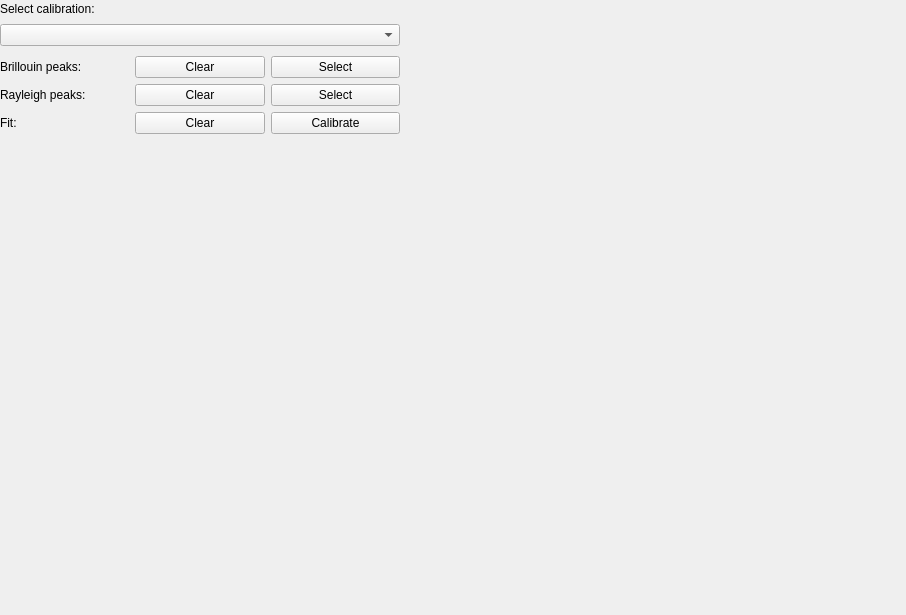
First picture: the form in bmicro/gui/calibration/calibration_view.ui, repository BrillouinMicroscopy/BMicro, before the edit.
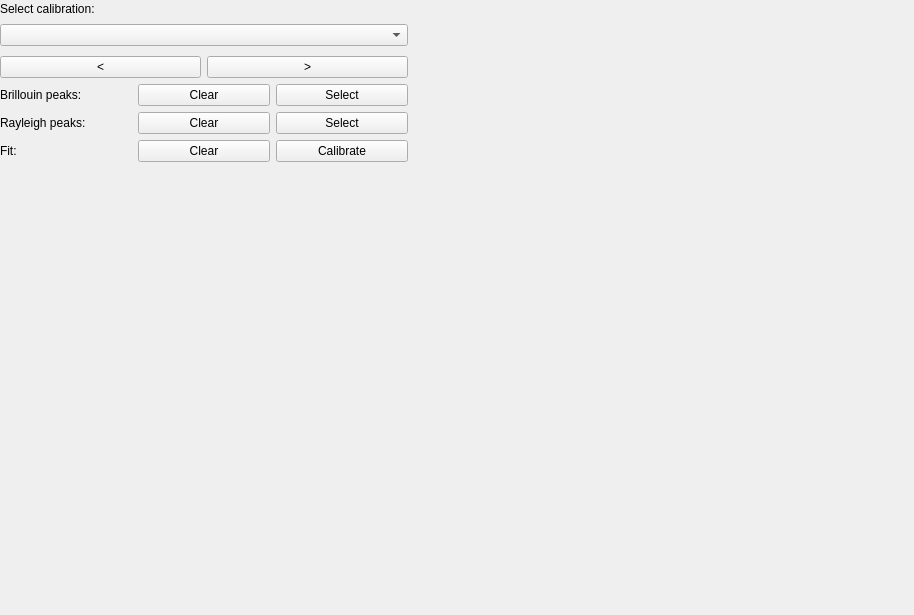
Second picture: the form after the edit.

Commit message: Allow to plot all frames in calibration image

```diff
--- a/bmicro/gui/calibration/calibration_view.ui
+++ b/bmicro/gui/calibration/calibration_view.ui
@@ -6,7 +6,7 @@
    <rect>
     <x>0</x>
     <y>0</y>
-    <width>884</width>
+    <width>914</width>
     <height>615</height>
    </rect>
   </property>
@@ -95,6 +95,24 @@
          </layout>
         </widget>
        </item>
+       <item>
+        <layout class="QHBoxLayout" name="horizontalLayout">
+         <item>
+          <widget class="QPushButton" name="button_prev_frame">
+           <property name="text">
+            <string>&lt;</string>
+           </property>
+          </widget>
+         </item>
+         <item>
+          <widget class="QPushButton" name="button_next_frame">
+           <property name="text">
+            <string>&gt;</string>
+           </property>
+          </widget>
+         </item>
+        </layout>
+       </item>
        <item>
         <widget class="QWidget" name="widget_Brillouin" native="true">
          <property name="sizePolicy">
```
The commit also changes 3 other files.
